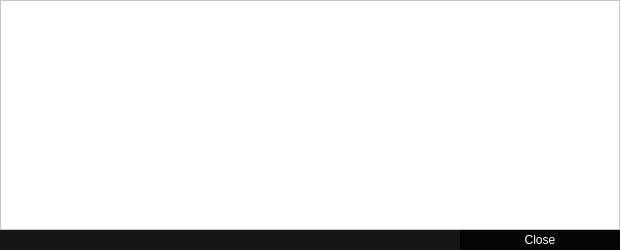
The window that src/qt/forms/transactiondescdialog.ui (AMA-CSharp-Code/Blazecoin_Wallet_Core_V1.5) describes before a commit, drawn with Qt 5.
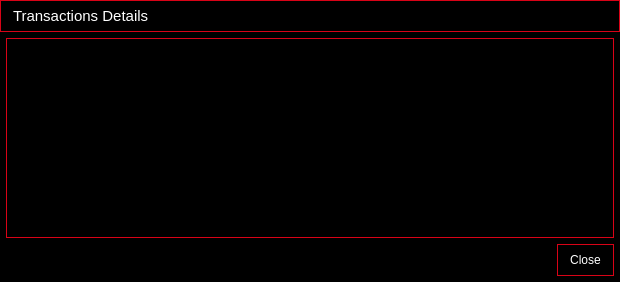
The same window after the commit. Icons and pictures are not drawn.

Commit message:
Transaction Details: match Debug window scheme + custom header
- Title: 'Transaction details' -> 'Transactions Details'.
- Restyle to the Debug window's scheme: black QDialog, white labels,
  QTextEdit with #d80317 border, button with border + red hover.
- Drop the obsolete light-gray QPalette blocks that were overriding the
  styleSheet on the dialog and detail pane.
- Add a frameless wCaption header with the dialog title and a close
  button matching rpcconsole.ui; install DialogMoveHandler so the
  header is draggable and connect bClose to close().

The edit to the form file:
```diff
--- a/src/qt/forms/transactiondescdialog.ui
+++ b/src/qt/forms/transactiondescdialog.ui
@@ -7,100 +7,9 @@
     <x>0</x>
     <y>0</y>
     <width>620</width>
-    <height>250</height>
+    <height>282</height>
    </rect>
   </property>
-  <property name="palette">
-   <palette>
-    <active>
-     <colorrole role="Button">
-      <brush brushstyle="SolidPattern">
-       <color alpha="255">
-        <red>216</red>
-        <green>223</green>
-        <blue>233</blue>
-       </color>
-      </brush>
-     </colorrole>
-     <colorrole role="Base">
-      <brush brushstyle="SolidPattern">
-       <color alpha="255">
-        <red>216</red>
-        <green>223</green>
-        <blue>233</blue>
-       </color>
-      </brush>
-     </colorrole>
-     <colorrole role="Window">
-      <brush brushstyle="SolidPattern">
-       <color alpha="255">
-        <red>216</red>
-        <green>223</green>
-        <blue>233</blue>
-       </color>
-      </brush>
-     </colorrole>
-    </active>
-    <inactive>
-     <colorrole role="Button">
-      <brush brushstyle="SolidPattern">
-       <color alpha="255">
-        <red>216</red>
-        <green>223</green>
-        <blue>233</blue>
-       </color>
-      </brush>
-     </colorrole>
-     <colorrole role="Base">
-      <brush brushstyle="SolidPattern">
-       <color alpha="255">
-        <red>216</red>
-        <green>223</green>
-        <blue>233</blue>
-       </color>
-      </brush>
-     </colorrole>
-     <colorrole role="Window">
-      <brush brushstyle="SolidPattern">
-       <color alpha="255">
-        <red>216</red>
-        <green>223</green>
-        <blue>233</blue>
-       </color>
-      </brush>
-     </colorrole>
-    </inactive>
-    <disabled>
-     <colorrole role="Button">
-      <brush brushstyle="SolidPattern">
-       <color alpha="255">
-        <red>216</red>
-        <green>223</green>
-        <blue>233</blue>
-       </color>
-      </brush>
-     </colorrole>
-     <colorrole role="Base">
-      <brush brushstyle="SolidPattern">
-       <color alpha="255">
-        <red>216</red>
-        <green>223</green>
-        <blue>233</blue>
-       </color>
-      </brush>
-     </colorrole>
-     <colorrole role="Window">
-      <brush brushstyle="SolidPattern">
-       <color alpha="255">
-        <red>216</red>
-        <green>223</green>
-        <blue>233</blue>
-       </color>
-      </brush>
-     </colorrole>
-    </disabled>
-   </palette>
-  </property>
   <property name="font">
    <font>
     <pointsize>8</pointsize>
@@ -110,7 +19,48 @@
    <string>Transaction details</string>
   </property>
   <property name="styleSheet">
-   <string notr="true">background-color: rgba(0, 0, 0, 180);</string>
+   <string notr="true">QDialog {
+	background-color: rgb(0, 0, 0);
+}
+
+QLabel {
+	color: #FFFFFF;
+}
+
+QTextEdit, QLineEdit, QPlainTextEdit {
+	background-color: rgba(0, 0, 0, 200);
+	color: #FFFFFF;
+	border: 1px solid #d80317;
+	selection-background-color: rgba(216, 3, 23, 120);
+	selection-color: #FFFFFF;
+}
+
+QPushButton {
+	background-color: rgba(0, 0, 0, 200);
+	color: #FFFFFF;
+	border: 1px solid #d80317;
+	padding: 4px 12px;
+	min-height: 22px;
+}
+QPushButton:hover {
+	background-color: #d80317;
+}
+QPushButton:pressed {
+	background-color: #FF1A2E;
+}
+
+QScrollBar:vertical {
+	border: 0px;
+	background: rgba(0, 0, 0, 60);
+	width: 9px;
+}
+QScrollBar::handle:vertical {
+	background: rgba(255, 255, 255, 90);
+	min-height: 20px;
+}
+QScrollBar::sub-line:vertical, QScrollBar::add-line:vertical {
+	height: 0px;
+}</string>
   </property>
   <layout class="QVBoxLayout" name="verticalLayout">
    <property name="spacing">
@@ -129,147 +79,106 @@
     <number>0</number>
    </property>
    <item>
-    <widget class="QTextEdit" name="detailText">
-     <property name="palette">
-      <palette>
-       <active>
-        <colorrole role="Button">
-         <brush brushstyle="SolidPattern">
-          <color alpha="255">
-           <red>255</red>
-           <green>255</green>
-           <blue>255</blue>
-          </color>
-         </brush>
-        </colorrole>
-        <colorrole role="Base">
-         <brush brushstyle="SolidPattern">
-          <color alpha="255">
-           <red>255</red>
-           <green>255</green>
-           <blue>255</blue>
-          </color>
-         </brush>
-        </colorrole>
-        <colorrole role="Window">
-         <brush brushstyle="SolidPattern">
-          <color alpha="255">
-           <red>255</red>
-           <green>255</green>
-           <blue>255</blue>
-          </color>
-         </brush>
-        </colorrole>
-       </active>
-       <inactive>
-        <colorrole role="Button">
-         <brush brushstyle="SolidPattern">
-          <color alpha="255">
-           <red>255</red>
-           <green>255</green>
-           <blue>255</blue>
-          </color>
-         </brush>
-        </colorrole>
-        <colorrole role="Base">
-         <brush brushstyle="SolidPattern">
-          <color alpha="255">
-           <red>255</red>
-           <green>255</green>
-           <blue>255</blue>
-          </color>
-         </brush>
-        </colorrole>
-        <colorrole role="Window">
-         <brush brushstyle="SolidPattern">
-          <color alpha="255">
-           <red>255</red>
-           <green>255</green>
-           <blue>255</blue>
-          </color>
-         </brush>
-        </colorrole>
-       </inactive>
-       <disabled>
-        <colorrole role="Button">
-         <brush brushstyle="SolidPattern">
-          <color alpha="255">
-           <red>255</red>
-           <green>255</green>
-           <blue>255</blue>
-          </color>
-         </brush>
-        </colorrole>
-        <colorrole role="Base">
-         <brush brushstyle="SolidPattern">
-          <color alpha="255">
-           <red>255</red>
-           <green>255</green>
-           <blue>255</blue>
-          </color>
-         </brush>
-        </colorrole>
-        <colorrole role="Window">
-         <brush brushstyle="SolidPattern">
-          <color alpha="255">
-           <red>255</red>
-           <green>255</green>
-           <blue>255</blue>
-          </color>
-         </brush>
-        </colorrole>
-       </disabled>
-      </palette>
-     </property>
-     <property name="font">
-      <font>
-       <pointsize>8</pointsize>
-      </font>
-     </property>
-     <property name="toolTip">
-      <string>This pane shows a detailed description of the transaction</string>
-     </property>
+    <widget class="QWidget" name="wCaption" native="true">
+     <property name="minimumSize"><size><width>0</width><height>32</height></size></property>
+     <property name="maximumSize"><size><width>16777215</width><height>32</height></size></property>
      <property name="styleSheet">
-      <string notr="true">background-color: #FFFFFF;
-</string>
+      <string notr="true">#wCaption {
+	background-color: rgb(0, 0, 0);
+	border: 1px solid #d80317;
+}</string>
      </property>
-     <property name="readOnly">
-      <bool>true</bool>
-     </property>
-    </widget>
-   </item>
-   <item>
-    <widget class="QDialogButtonBox" name="buttonBox">
-     <property name="font">
-      <font>
-       <pointsize>8</pointsize>
-      </font>
-     </property>
-     <property name="styleSheet">
-      <string notr="true">QPushButton {
-	background-color: rgba(0, 0, 0, 200);
-	color: #FFFFFF;
+     <layout class="QHBoxLayout" name="horizontalLayout_caption">
+      <property name="leftMargin"><number>13</number></property>
+      <property name="rightMargin"><number>0</number></property>
+      <property name="topMargin"><number>0</number></property>
+      <property name="bottomMargin"><number>0</number></property>
+      <property name="spacing"><number>0</number></property>
+      <item>
+       <widget class="QLabel" name="lbCaptionTitle">
+        <property name="font">
+         <font>
+          <pointsize>11</pointsize>
+          <stylestrategy>PreferAntialias</stylestrategy>
+         </font>
+        </property>
+        <property name="styleSheet">
+         <string notr="true">QLabel { color: #FFFFFF; background-color: transparent; }</string>
+        </property>
+        <property name="text"><string>Transactions Details</string></property>
+       </widget>
+      </item>
+      <item>
+       <spacer name="captionStretch">
+        <property name="orientation"><enum>Qt::Horizontal</enum></property>
+        <property name="sizeHint" stdset="0"><size><width>40</width><height>20</height></size></property>
+       </spacer>
+      </item>
+      <item>
+       <widget class="QPushButton" name="bClose">
+        <property name="minimumSize"><size><width>30</width><height>30</height></size></property>
+        <property name="maximumSize"><size><width>30</width><height>30</height></size></property>
+        <property name="styleSheet">
+         <string notr="true">QPushButton {
+	background-color: transparent;
+	background-image: url(:/res/close_normal.png);
+	background-repeat: no-repeat;
+	background-position: center;
 	border: 0px solid gray;
-	max-height: 20px;
-	min-height: 20px;
-	max-width: 160px;
-	min-width: 160px;
 }
-
 QPushButton:hover {
 	background-color: #d80317;
 }
-
 QPushButton:pressed:flat {
 	background-color: #d80317;
 }</string>
-     </property>
-     <property name="orientation">
-      <enum>Qt::Horizontal</enum>
-     </property>
-     <property name="standardButtons">
-      <set>QDialogButtonBox::Close</set>
-     </property>
+        </property>
+        <property name="text"><string notr="true"/></property>
+        <property name="flat"><bool>true</bool></property>
+       </widget>
+      </item>
+     </layout>
+    </widget>
+   </item>
+   <item>
+    <widget class="QWidget" name="contentWrapper" native="true">
+     <layout class="QVBoxLayout" name="verticalLayout_content">
+      <property name="spacing"><number>6</number></property>
+      <property name="leftMargin"><number>6</number></property>
+      <property name="topMargin"><number>6</number></property>
+      <property name="rightMargin"><number>6</number></property>
+      <property name="bottomMargin"><number>6</number></property>
+      <item>
+       <widget class="QTextEdit" name="detailText">
+        <property name="font">
+         <font>
+          <pointsize>8</pointsize>
+         </font>
+        </property>
+        <property name="toolTip">
+         <string>This pane shows a detailed description of the transaction</string>
+        </property>
+        <property name="readOnly">
+         <bool>true</bool>
+        </property>
+       </widget>
+      </item>
+      <item>
+       <widget class="QDialogButtonBox" name="buttonBox">
+        <property name="font">
+         <font>
+          <pointsize>8</pointsize>
+         </font>
+        </property>
+        <property name="orientation">
+         <enum>Qt::Horizontal</enum>
+        </property>
+        <property name="standardButtons">
+         <set>QDialogButtonBox::Close</set>
+        </property>
+       </widget>
+      </item>
+     </layout>
     </widget>
    </item>
   </layout>
```
Left out of the diff: 14 changed lines with no effect on the pictures. The commit also changes 1 other file.
